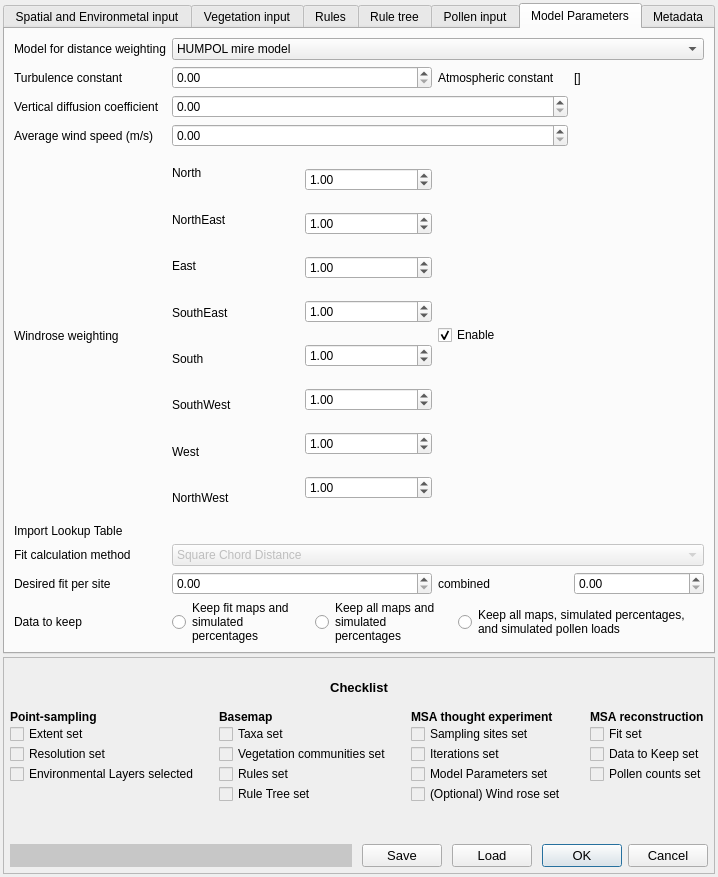
Qt form MSA_QGIS_dialog_base.ui (ThyavdBerg/MSA-Q) before a commit.
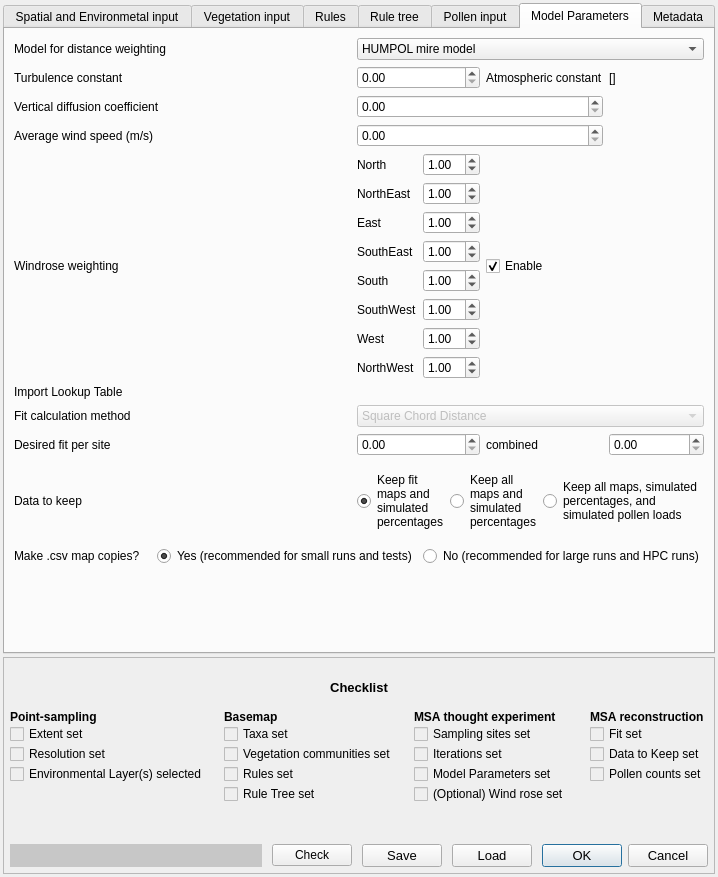
The same form after that commit. The open tabs and pages were chosen to show the change. Custom widgets are drawn as their Qt base class.

Commit message: added way to choose to make .csv maps and way to manually update the checklist

```diff
--- a/MSA_QGIS_dialog_base.ui
+++ b/MSA_QGIS_dialog_base.ui
@@ -1346,7 +1346,283 @@
         <attribute name="title">
          <string>Model Parameters</string>
         </attribute>
-        <layout class="QGridLayout" name="gridLayout_4" rowstretch="0,0,0,0,0,1,0,0,0,0,0" columnstretch="1,2,1,1">
+        <layout class="QGridLayout" name="gridLayout_4" rowstretch="0,0,0,0,0,0,0,0,0,0,0,0,0" columnstretch="1,0,0,0">
+         <item row="9" column="3">
+          <widget class="QDoubleSpinBox" name="doubleSpinBox_cumulFit">
+           <property name="maximum">
+            <double>999999999.000000000000000</double>
+           </property>
+           <property name="value">
+            <double>0.000000000000000</double>
+           </property>
+          </widget>
+         </item>
+         <item row="1" column="1">
+          <widget class="QDoubleSpinBox" name="doubleSpin_turbConstant">
+           <property name="value">
+            <double>0.000000000000000</double>
+           </property>
+          </widget>
+         </item>
+         <item row="4" column="0" rowspan="2">
+          <widget class="QLabel" name="label">
+           <property name="text">
+            <string>Windrose weighting</string>
+           </property>
+          </widget>
+         </item>
+         <item row="9" column="0">
+          <widget class="QLabel" name="label_fit">
+           <property name="toolTip">
+            <string>Desired fit threshold that every single site should not exceed. Best possible fit is 0 (no differences). Worst possible fit is 200 (no similarities)</string>
+           </property>
+           <property name="text">
+            <string>Desired fit per site</string>
+           </property>
+          </widget>
+         </item>
+         <item row="1" column="0">
+          <widget class="QLabel" name="label_atmosConst">
+           <property name="toolTip">
+            <string>Also known as: n</string>
+           </property>
+           <property name="text">
+            <string>Turbulence constant</string>
+           </property>
+          </widget>
+         </item>
+         <item row="1" column="3">
+          <widget class="QLabel" name="label_calculatedAtmosConst">
+           <property name="text">
+            <string>[]</string>
+           </property>
+          </widget>
+         </item>
+         <item row="2" column="1" colspan="2">
+          <widget class="QDoubleSpinBox" name="doubleSpin_diffConstant">
+           <property name="value">
+            <double>0.000000000000000</double>
+           </property>
+          </widget>
+         </item>
+         <item row="0" column="0">
+          <widget class="QLabel" name="label_modelType">
+           <property name="text">
+            <string>Model for distance weighting</string>
+           </property>
+          </widget>
+         </item>
+         <item row="8" column="0">
+          <widget class="QLabel" name="label_11">
+           <property name="toolTip">
+            <string>CURRENTLY DISABLED At the moment, only Square Chord Distance is available</string>
+           </property>
+           <property name="text">
+            <string>Fit calculation method</string>
+           </property>
+          </widget>
+         </item>
+         <item row="11" column="0" colspan="4">
+          <layout class="QHBoxLayout" name="horizontalLayout_27">
+           <item>
+            <widget class="QLabel" name="label_makeCsv_4">
+             <property name="toolTip">
+              <string/>
+             </property>
+             <property name="text">
+              <string>Make .csv map copies?</string>
+             </property>
+            </widget>
+           </item>
+           <item>
+            <layout class="QHBoxLayout" name="horizontalLayout_28">
+             <item>
+              <widget class="QRadioButton" name="radioButton_makeCsvYes">
+               <property name="toolTip">
+                <string>In addition to the maps being saved to the SQLite output database, .csv files will be generated for immediate loading. This requires a larger amount of available disk space.</string>
+               </property>
+               <property name="text">
+                <string>Yes (recommended for small runs and tests)</string>
+               </property>
+               <property name="checked">
+                <bool>true</bool>
+               </property>
+               <attribute name="buttonGroup">
+                <string notr="true">buttonGroup_makeCsv</string>
+               </attribute>
+              </widget>
+             </item>
+             <item>
+              <widget class="QRadioButton" name="radioButton_makeCsvNo">
+               <property name="toolTip">
+                <string>For large runs it is safer to create .csv files separately to avoid running out of disk space. For HPC it is not recommended unless the data will also stay on the HPC for post-processing.</string>
+               </property>
+               <property name="text">
+                <string>No (recommended for large runs and HPC runs)</string>
+               </property>
+               <property name="checked">
+                <bool>false</bool>
+               </property>
+               <property name="autoExclusive">
+                <bool>true</bool>
+               </property>
+               <attribute name="buttonGroup">
+                <string notr="true">buttonGroup_makeCsv</string>
+               </attribute>
+              </widget>
+             </item>
+            </layout>
+           </item>
+          </layout>
+         </item>
+         <item row="0" column="1" colspan="3">
+          <widget class="QComboBox" name="comboBox_dispModel">
+           <item>
+            <property name="text">
+             <string>HUMPOL mire model</string>
+            </property>
+           </item>
+           <item>
+            <property name="text">
+             <string>HUMPOL mixed basin model</string>
+            </property>
+           </item>
+           <item>
+            <property name="text">
+             <string>1/d</string>
+            </property>
+           </item>
+           <item>
+            <property name="text">
+             <string>1/d2</string>
+            </property>
+           </item>
+           <item>
+            <property name="text">
+             <string>Use lookup table</string>
+            </property>
+           </item>
+          </widget>
+         </item>
+         <item row="9" column="1">
+          <widget class="QDoubleSpinBox" name="doubleSpinBox_fit">
+           <property name="maximum">
+            <double>200.000000000000000</double>
+           </property>
+           <property name="value">
+            <double>0.000000000000000</double>
+           </property>
+          </widget>
+         </item>
+         <item row="10" column="1" colspan="3">
+          <layout class="QHBoxLayout" name="horizontalLayout_4">
+           <item>
+            <layout class="QHBoxLayout" name="horizontalLayout_5" stretch="0,1">
+             <item>
+              <widget class="QRadioButton" name="radioButton_keepFitted">
+               <property name="sizePolicy">
+                <sizepolicy hsizetype="Minimum" vsizetype="Expanding">
+                 <horstretch>0</horstretch>
+                 <verstretch>0</verstretch>
+                </sizepolicy>
+               </property>
+               <property name="text">
+                <string/>
+               </property>
+               <property name="checked">
+                <bool>true</bool>
+               </property>
+               <attribute name="buttonGroup">
+                <string notr="true">buttonGroup_dataToKeep</string>
+               </attribute>
+              </widget>
+             </item>
+             <item>
+              <widget class="QLabel" name="label_13">
+               <property name="text">
+                <string>Keep fit maps and simulated percentages</string>
+               </property>
+               <property name="wordWrap">
+                <bool>true</bool>
+               </property>
+              </widget>
+             </item>
+            </layout>
+           </item>
+           <item>
+            <layout class="QHBoxLayout" name="horizontalLayout_11" stretch="0,1">
+             <property name="sizeConstraint">
+              <enum>QLayout::SetDefaultConstraint</enum>
+             </property>
+             <item>
+              <widget class="QRadioButton" name="radioButton_keepTwo">
+               <property name="sizePolicy">
+                <sizepolicy hsizetype="Minimum" vsizetype="Expanding">
+                 <horstretch>0</horstretch>
+                 <verstretch>0</verstretch>
+                </sizepolicy>
+               </property>
+               <property name="text">
+                <string/>
+               </property>
+               <property name="checked">
+                <bool>false</bool>
+               </property>
+               <attribute name="buttonGroup">
+                <string notr="true">buttonGroup_dataToKeep</string>
+               </attribute>
+              </widget>
+             </item>
+             <item>
+              <widget class="QLabel" name="label_15">
+               <property name="text">
+                <string>Keep all maps and simulated percentages</string>
+               </property>
+               <property name="alignment">
+                <set>Qt::AlignLeading|Qt::AlignLeft|Qt::AlignVCenter</set>
+               </property>
+               <property name="wordWrap">
+                <bool>true</bool>
+               </property>
+              </widget>
+             </item>
+            </layout>
+           </item>
+           <item>
+            <layout class="QHBoxLayout" name="horizontalLayout_10" stretch="0,1">
+             <item>
+              <widget class="QRadioButton" name="radioButton_keepAll">
+               <property name="sizePolicy">
+                <sizepolicy hsizetype="Minimum" vsizetype="Expanding">
+                 <horstretch>0</horstretch>
+                 <verstretch>0</verstretch>
+                </sizepolicy>
+               </property>
+               <property name="text">
+                <string/>
+               </property>
+               <property name="checked">
+                <bool>false</bool>
+               </property>
+               <attribute name="buttonGroup">
+                <string notr="true">buttonGroup_dataToKeep</string>
+               </attribute>
+              </widget>
+             </item>
+             <item>
+              <widget class="QLabel" name="label_14">
+               <property name="text">
+                <string>Keep all maps, simulated percentages, and simulated pollen loads</string>
+               </property>
+               <property name="wordWrap">
+                <bool>true</bool>
+               </property>
+              </widget>
+             </item>
+            </layout>
+           </item>
+          </layout>
+         </item>
          <item row="4" column="1" rowspan="2">
           <layout class="QHBoxLayout" name="horizontalLayout_3">
            <item>
@@ -1471,6 +1747,46 @@
            </item>
           </layout>
          </item>
+         <item row="4" column="2" rowspan="2">
+          <widget class="QCheckBox" name="checkBox_enableWindrose">
+           <property name="text">
+            <string>Enable</string>
+           </property>
+           <property name="checked">
+            <bool>true</bool>
+           </property>
+          </widget>
+         </item>
+         <item row="10" column="0">
+          <widget class="QLabel" name="label_12">
+           <property name="toolTip">
+            <string>Keeping more data than just the fitted maps is only recommended for test runs</string>
+           </property>
+           <property name="text">
+            <string>Data to keep</string>
+           </property>
+          </widget>
+         </item>
+         <item row="2" column="0">
+          <widget class="QLabel" name="label_difConst_2">
+           <property name="toolTip">
+            <string>Also known as: Cz</string>
+           </property>
+           <property name="text">
+            <string>Vertical diffusion coefficient</string>
+           </property>
+          </widget>
+         </item>
+         <item row="9" column="2">
+          <widget class="QLabel" name="label_16">
+           <property name="toolTip">
+            <string>Desired fit threshold that the cumulative fit of all sites should not exceed. Best possible fit is 0 (no difference at all sites), worst possible fit is 200 * number of sites.</string>
+           </property>
+           <property name="text">
+            <string>combined</string>
+           </property>
+          </widget>
+         </item>
          <item row="1" column="2">
           <widget class="QLabel" name="label_atmosConst_2">
            <property name="toolTip">
@@ -1481,33 +1797,6 @@
            </property>
           </widget>
          </item>
-         <item row="1" column="0">
-          <widget class="QLabel" name="label_atmosConst">
-           <property name="toolTip">
-            <string>Also known as: n</string>
-           </property>
-           <property name="text">
-            <string>Turbulence constant</string>
-           </property>
-          </widget>
-         </item>
-         <item row="8" column="0">
-          <widget class="QLabel" name="label_11">
-           <property name="toolTip">
-            <string>At the moment, only Square Chord Distance is available</string>
-           </property>
-           <property name="text">
-            <string>Fit calculation method</string>
-           </property>
-          </widget>
-         </item>
-         <item row="7" column="1" colspan="3">
-          <widget class="QgsFileWidget" name="mQgsFileWidget">
-           <property name="enabled">
-            <bool>false</bool>
-           </property>
-          </widget>
-         </item>
          <item row="8" column="1" colspan="3">
           <widget class="QComboBox" name="comboBox_fit">
            <property name="enabled">
@@ -1523,43 +1812,10 @@
            </item>
           </widget>
          </item>
-         <item row="7" column="0">
-          <widget class="QLabel" name="label_importLookup">
-           <property name="toolTip">
-            <string>CURRENTLY DISABLED If a lookup table is imported, no lookup table will be generated. </string>
-           </property>
-           <property name="text">
-            <string>Import Lookup Table</string>
-           </property>
-          </widget>
-         </item>
-         <item row="9" column="0">
-          <widget class="QLabel" name="label_fit">
-           <property name="toolTip">
-            <string>Desired fit threshold that every single site should not exceed. Best possible fit is 0 (no differences). Worst possible fit is 200 (no similarities)</string>
-           </property>
-           <property name="text">
-            <string>Desired fit per site</string>
-           </property>
-          </widget>
-         </item>
-         <item row="2" column="0">
-          <widget class="QLabel" name="label_difConst_2">
-           <property name="toolTip">
-            <string>Also known as: Cz</string>
-           </property>
-           <property name="text">
-            <string>Vertical diffusion coefficient</string>
-           </property>
-          </widget>
-         </item>
-         <item row="10" column="0">
-          <widget class="QLabel" name="label_12">
-           <property name="toolTip">
-            <string>Keeping more data than just the fitted maps is only recommended for test runs</string>
-           </property>
-           <property name="text">
-            <string>Data to keep</string>
+         <item row="7" column="1" colspan="3">
+          <widget class="QgsFileWidget" name="mQgsFileWidget">
+           <property name="enabled">
+            <bool>false</bool>
            </property>
           </widget>
          </item>
@@ -1573,207 +1829,6 @@
            </property>
           </widget>
          </item>
-         <item row="0" column="0">
-          <widget class="QLabel" name="label_modelType">
-           <property name="text">
-            <string>Model for distance weighting</string>
-           </property>
-          </widget>
-         </item>
-         <item row="4" column="2" rowspan="2">
-          <widget class="QCheckBox" name="checkBox_enableWindrose">
-           <property name="text">
-            <string>Enable</string>
-           </property>
-           <property name="checked">
-            <bool>true</bool>
-           </property>
-          </widget>
-         </item>
-         <item row="0" column="1" colspan="3">
-          <widget class="QComboBox" name="comboBox_dispModel">
-           <item>
-            <property name="text">
-             <string>HUMPOL mire model</string>
-            </property>
-           </item>
-           <item>
-            <property name="text">
-             <string>HUMPOL mixed basin model</string>
-            </property>
-           </item>
-           <item>
-            <property name="text">
-             <string>1/d</string>
-            </property>
-           </item>
-           <item>
-            <property name="text">
-             <string>1/d2</string>
-            </property>
-           </item>
-           <item>
-            <property name="text">
-             <string>Use lookup table</string>
-            </property>
-           </item>
-          </widget>
-         </item>
-         <item row="1" column="3">
-          <widget class="QLabel" name="label_calculatedAtmosConst">
-           <property name="text">
-            <string>[]</string>
-           </property>
-          </widget>
-         </item>
-         <item row="4" column="0" rowspan="2">
-          <widget class="QLabel" name="label">
-           <property name="text">
-            <string>Windrose weighting</string>
-           </property>
-          </widget>
-         </item>
-         <item row="10" column="1" colspan="3">
-          <layout class="QHBoxLayout" name="horizontalLayout_4">
-           <item>
-            <layout class="QHBoxLayout" name="horizontalLayout_5" stretch="0,1">
-             <item>
-              <widget class="QRadioButton" name="radioButton_keepFitted">
-               <property name="sizePolicy">
-                <sizepolicy hsizetype="Minimum" vsizetype="Expanding">
-                 <horstretch>0</horstretch>
-                 <verstretch>0</verstretch>
-                </sizepolicy>
-               </property>
-               <property name="text">
-                <string/>
-               </property>
-              </widget>
-             </item>
-             <item>
-              <widget class="QLabel" name="label_13">
-               <property name="text">
-                <string>Keep fit maps and simulated percentages</string>
-               </property>
-               <property name="wordWrap">
-                <bool>true</bool>
-               </property>
-              </widget>
-             </item>
-            </layout>
-           </item>
-           <item>
-            <layout class="QHBoxLayout" name="horizontalLayout_11" stretch="0,1">
-             <property name="sizeConstraint">
-              <enum>QLayout::SetDefaultConstraint</enum>
-             </property>
-             <item>
-              <widget class="QRadioButton" name="radioButton_keepTwo">
-               <property name="sizePolicy">
-                <sizepolicy hsizetype="Minimum" vsizetype="Expanding">
-                 <horstretch>0</horstretch>
-                 <verstretch>0</verstretch>
-                </sizepolicy>
-               </property>
-               <property name="text">
-                <string/>
-               </property>
-               <property name="checked">
-                <bool>false</bool>
-               </property>
-              </widget>
-             </item>
-             <item>
-              <widget class="QLabel" name="label_15">
-               <property name="text">
-                <string>Keep all maps and simulated percentages</string>
-               </property>
-               <property name="alignment">
-                <set>Qt::AlignLeading|Qt::AlignLeft|Qt::AlignVCenter</set>
-               </property>
-               <property name="wordWrap">
-                <bool>true</bool>
-               </property>
-              </widget>
-             </item>
-            </layout>
-           </item>
-           <item>
-            <layout class="QHBoxLayout" name="horizontalLayout_10" stretch="0,1">
-             <item>
-              <widget class="QRadioButton" name="radioButton_keepAll">
-               <property name="sizePolicy">
-                <sizepolicy hsizetype="Minimum" vsizetype="Expanding">
-                 <horstretch>0</horstretch>
-                 <verstretch>0</verstretch>
-                </sizepolicy>
-               </property>
-               <property name="text">
-                <string/>
-               </property>
-               <property name="checked">
-                <bool>false</bool>
-               </property>
-              </widget>
-             </item>
-             <item>
-              <widget class="QLabel" name="label_14">
-               <property name="text">
-                <string>Keep all maps, simulated percentages, and simulated pollen loads</string>
-               </property>
-               <property name="wordWrap">
-                <bool>true</bool>
-               </property>
-              </widget>
-             </item>
-            </layout>
-           </item>
-          </layout>
-         </item>
-         <item row="9" column="1">
-          <widget class="QDoubleSpinBox" name="doubleSpinBox_fit">
-           <property name="maximum">
-            <double>200.000000000000000</double>
-           </property>
-           <property name="value">
-            <double>0.000000000000000</double>
-           </property>
-          </widget>
-         </item>
-         <item row="9" column="2">
-          <widget class="QLabel" name="label_16">
-           <property name="toolTip">
-            <string>Desired fit threshold that the cumulative fit of all sites should not exceed. Best possible fit is 0 (no difference at all sites), worst possible fit is 200 * number of sites.</string>
-           </property>
-           <property name="text">
-            <string>combined</string>
-           </property>
-          </widget>
-         </item>
-         <item row="9" column="3">
-          <widget class="QDoubleSpinBox" name="doubleSpinBox_cumulFit">
-           <property name="maximum">
-            <double>999999999.000000000000000</double>
-           </property>
-           <property name="value">
-            <double>0.000000000000000</double>
-           </property>
-          </widget>
-         </item>
-         <item row="1" column="1">
-          <widget class="QDoubleSpinBox" name="doubleSpin_turbConstant">
-           <property name="value">
-            <double>0.000000000000000</double>
-           </property>
-          </widget>
-         </item>
-         <item row="2" column="1" colspan="2">
-          <widget class="QDoubleSpinBox" name="doubleSpin_diffConstant">
-           <property name="value">
-            <double>0.000000000000000</double>
-           </property>
-          </widget>
-         </item>
          <item row="3" column="1" colspan="2">
           <widget class="QDoubleSpinBox" name="doubleSpin_windSpeed">
            <property name="value">
@@ -1781,6 +1836,32 @@
            </property>
           </widget>
          </item>
+         <item row="7" column="0">
+          <widget class="QLabel" name="label_importLookup">
+           <property name="enabled">
+            <bool>true</bool>
+           </property>
+           <property name="toolTip">
+            <string>CURRENTLY DISABLED If a lookup table is imported, no lookup table will be generated. </string>
+           </property>
+           <property name="text">
+            <string>Import Lookup Table</string>
+           </property>
+          </widget>
+         </item>
+         <item row="12" column="0" colspan="4">
+          <spacer name="verticalSpacer_8">
+           <property name="orientation">
+            <enum>Qt::Vertical</enum>
+           </property>
+           <property name="sizeHint" stdset="0">
+            <size>
+             <width>20</width>
+             <height>40</height>
+            </size>
+           </property>
+          </spacer>
+         </item>
         </layout>
        </widget>
        <widget class="QWidget" name="tab_metadata">
@@ -1901,9 +1982,9 @@
       <property name="geometry">
        <rect>
         <x>0</x>
-        <y>0</y>
+        <y>-13</y>
         <width>693</width>
-        <height>223</height>
+        <height>228</height>
        </rect>
       </property>
       <layout class="QHBoxLayout" name="horizontalLayout_20" stretch="0">
@@ -2029,7 +2110,7 @@
                 <string notr="true">color: rgb(0, 0, 0);</string>
                </property>
                <property name="text">
-                <string>Environmental Layers selected</string>
+                <string>Environmental Layer(s) selected</string>
                </property>
                <property name="checkable">
                 <bool>true</bool>
@@ -2417,7 +2498,7 @@
           </layout>
          </item>
          <item>
-          <layout class="QHBoxLayout" name="horizontalLayout_15" stretch="1,0,0,0">
+          <layout class="QHBoxLayout" name="horizontalLayout_15" stretch="1,0,0,0,0">
            <property name="spacing">
             <number>10</number>
            </property>
@@ -2439,6 +2520,13 @@
              </property>
             </widget>
            </item>
+           <item>
+            <widget class="QPushButton" name="pushButton_checkChecklist">
+             <property name="text">
+              <string>Check</string>
+             </property>
+            </widget>
+           </item>
            <item>
             <widget class="QPushButton" name="pushButton_save">
              <property name="font">
```
Left out of the diff: 23 changed lines with no effect on the pictures. The commit also changes 2 other files.
